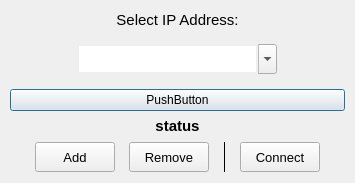
Above: view/connectiondialog.ui from schote/GOMRI before the change. Below: the same form after it.
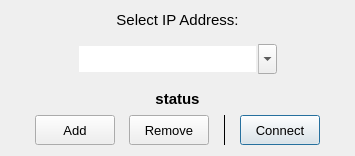
That is the form after the change.

Diff of the .ui file:
```diff
--- a/view/connectiondialog.ui
+++ b/view/connectiondialog.ui
@@ -166,13 +166,6 @@
      </layout>
     </widget>
    </item>
-   <item>
-    <widget class="QPushButton" name="pushButton">
-     <property name="text">
-      <string>PushButton</string>
-     </property>
-    </widget>
-   </item>
    <item>
     <widget class="QLabel" name="status_label">
      <property name="sizePolicy">
```
